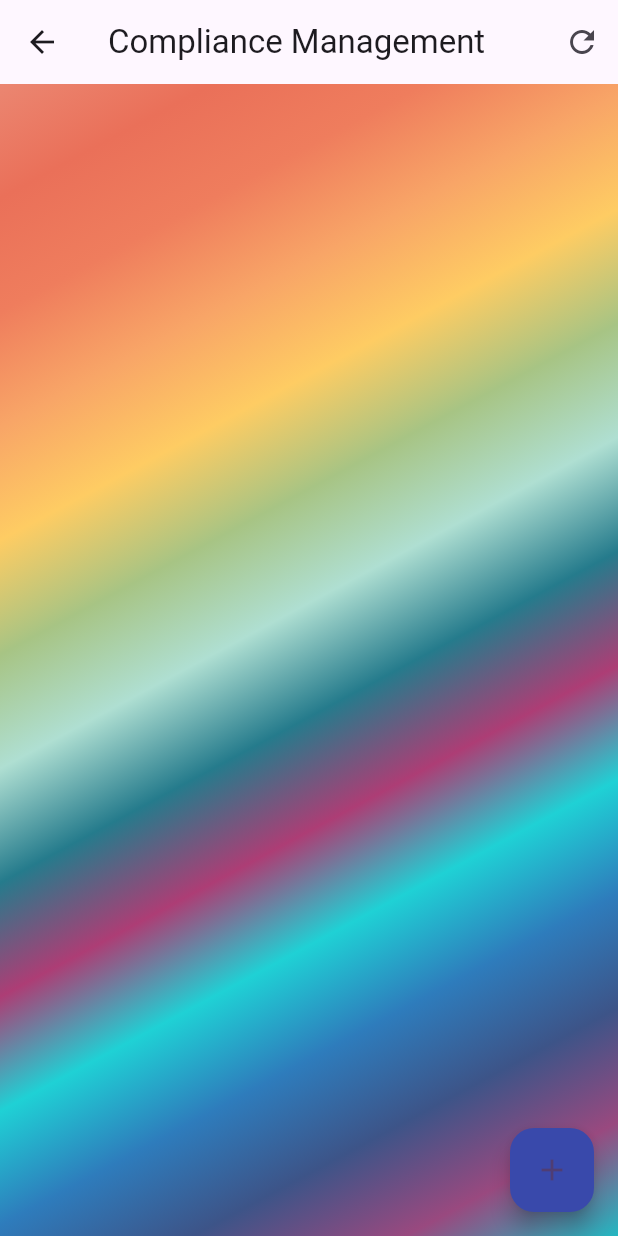
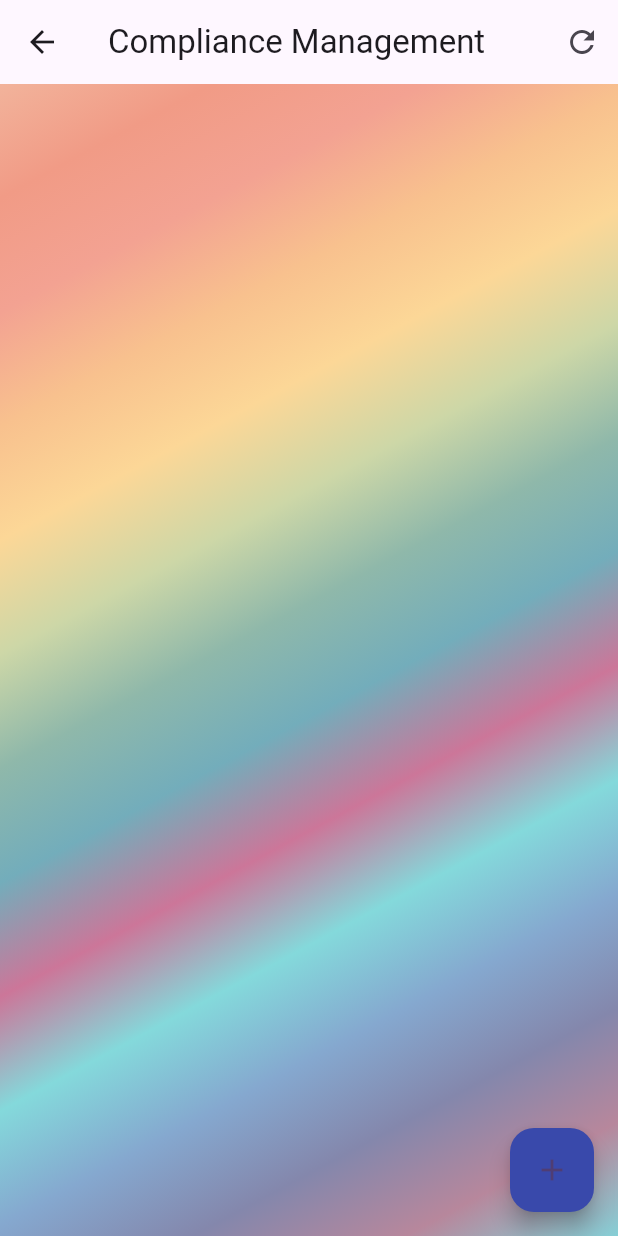
Before and after one commit to BS-PMC-2024/BS-PMC-2024-Team18, a Flutter app: the AdminHomePage screen opened directly, after a tap on "Compliance", on a phone screen of 412 x 824 dp. Run offline on Flutter 3.47's test engine with Material 3 defaults, Android fonts, the phone set to English and light mode, and no system bars; our stand-ins replace animated_text_kit, file_picker, firebase_auth, firebase_core, firebase_database, flutter_staggered_animations and 2 more; missing offline and left inert: easy_separator, syncfusion_flutter_pdf; accounts and stored records are empty.

Commit message:
BSPMS2418-138

```diff
--- a/quiz_learn_app_ai/lib/admin_pages/admin_compliance_page.dart
+++ b/quiz_learn_app_ai/lib/admin_pages/admin_compliance_page.dart
@@ -56,20 +56,20 @@ class AdminCompliancePageState extends State<AdminCompliancePage> {
             begin: Alignment.topLeft,
             end: Alignment.bottomRight,
             colors: [
-              Color(0xFFeb8671),
-              Color(0xFFea7059),
-              Color(0xFFef7d5d),
-              Color(0xFFf8a567),
-              Color(0xFFfecc63),
-              Color(0xFFa7c484),
-              Color.fromARGB(255, 175, 223, 210),
-              Color(0xFF257b8c),
-              Color(0xFFad3d75),
-              Color(0xFF1fd1d5),
-              Color(0xFF2e7cbc),
-              Color(0xFF3d5488),
-              Color(0xFF99497f),
-              Color(0xFF23b7c1),
+Color(0xFFf2b39b), // Lighter #eb8671
+Color(0xFFf19b86), // Lighter #ea7059
+Color(0xFFf3a292), // Lighter #ef7d5d
+Color(0xFFf8c18e), // Lighter #f8a567
+Color(0xFFfcd797), // Lighter #fecc63
+Color(0xFFcdd7a7), // Lighter #a7c484
+Color(0xFF8fb8aa), // Lighter #5b9f8d
+Color(0xFF73adbb), // Lighter #257b8c
+Color(0xFFcc7699), // Lighter #ad3d75
+Color(0xFF84d9db), // Lighter #1fd1d5
+Color(0xFF85a8cf), // Lighter #2e7cbc
+Color(0xFF8487ac), // Lighter #3d5488
+Color(0xFFb7879c), // Lighter #99497f
+Color(0xFF86cfd6), // Lighter #23b7c1
             ],
           ),
         ),
--- a/quiz_learn_app_ai/lib/admin_pages/admin_home_page.dart
+++ b/quiz_learn_app_ai/lib/admin_pages/admin_home_page.dart
@@ -94,20 +94,20 @@ Future<void> _loadUserData() async {
         begin: Alignment.topLeft,
         end: Alignment.bottomRight,
         colors: [
-          Color(0xFFeb8671), // #eb8671
-          Color(0xFFea7059), // #ea7059
-          Color(0xFFef7d5d), // #ef7d5d
-          Color(0xFFf8a567), // #f8a567
-          Color(0xFFfecc63), // #fecc63
-          Color(0xFFa7c484), // #a7c484
-          Color(0xFF5b9f8d), // #5b9f8d
-          Color(0xFF257b8c), // #257b8c
-          Color(0xFFad3d75), // #ad3d75
-          Color(0xFF1fd1d5), // #1fd1d5
-          Color(0xFF2e7cbc), // #2e7cbc
-          Color(0xFF3d5488), // #3d5488
-          Color(0xFF99497f), // #99497f
-          Color(0xFF23b7c1), // #23b7c1
+Color(0xFFf2b39b), // Lighter #eb8671
+Color(0xFFf19b86), // Lighter #ea7059
+Color(0xFFf3a292), // Lighter #ef7d5d
+Color(0xFFf8c18e), // Lighter #f8a567
+Color(0xFFfcd797), // Lighter #fecc63
+Color(0xFFcdd7a7), // Lighter #a7c484
+Color(0xFF8fb8aa), // Lighter #5b9f8d
+Color(0xFF73adbb), // Lighter #257b8c
+Color(0xFFcc7699), // Lighter #ad3d75
+Color(0xFF84d9db), // Lighter #1fd1d5
+Color(0xFF85a8cf), // Lighter #2e7cbc
+Color(0xFF8487ac), // Lighter #3d5488
+Color(0xFFb7879c), // Lighter #99497f
+Color(0xFF86cfd6), // Lighter #23b7c1
         ],
       ),
             ),
--- a/quiz_learn_app_ai/lib/quiz_pages/widgets/answer_card.dart
+++ b/quiz_learn_app_ai/lib/quiz_pages/widgets/answer_card.dart
@@ -32,7 +32,7 @@ class AnswerCard extends StatelessWidget {
         child: Text(
         answer,
         style: TextStyle(
-          color: isSelected ?Colors.blue:null,
+          color: isSelected ?const Color.fromARGB(255, 255, 255, 255):null,
           fontSize: 16,
           fontWeight: FontWeight.w600,
 
```
Also changed, not shown: quiz_learn_app_ai/lib/lecturer_pages/create_question_ai.dart (+14 -14 lines), quiz_learn_app_ai/lib/lecturer_pages/lecturer_home_page.dart (+17 -16 lines), quiz_learn_app_ai/lib/lecturer_pages/lecturer_profile_page.dart (+14 -14 lines), quiz_learn_app_ai/lib/lecturer_pages/lecturer_quiz_overview.dart (+14 -14 lines), quiz_learn_app_ai/lib/lecturer_pages/my_quizzes_page.dart (+14 -14 lines), quiz_learn_app_ai/lib/lecturer_pages/quiz_details_page.dart (+14 -14 lines), quiz_learn_app_ai/lib/student_pages/student_home_page.dart (+16 -16 lines), quiz_learn_app_ai/lib/student_pages/student_profile_page.dart (+14 -14 lines), quiz_learn_app_ai/lib/student_pages/student_quizzes_page.dart (+14 -14 lines), 1 other file.
